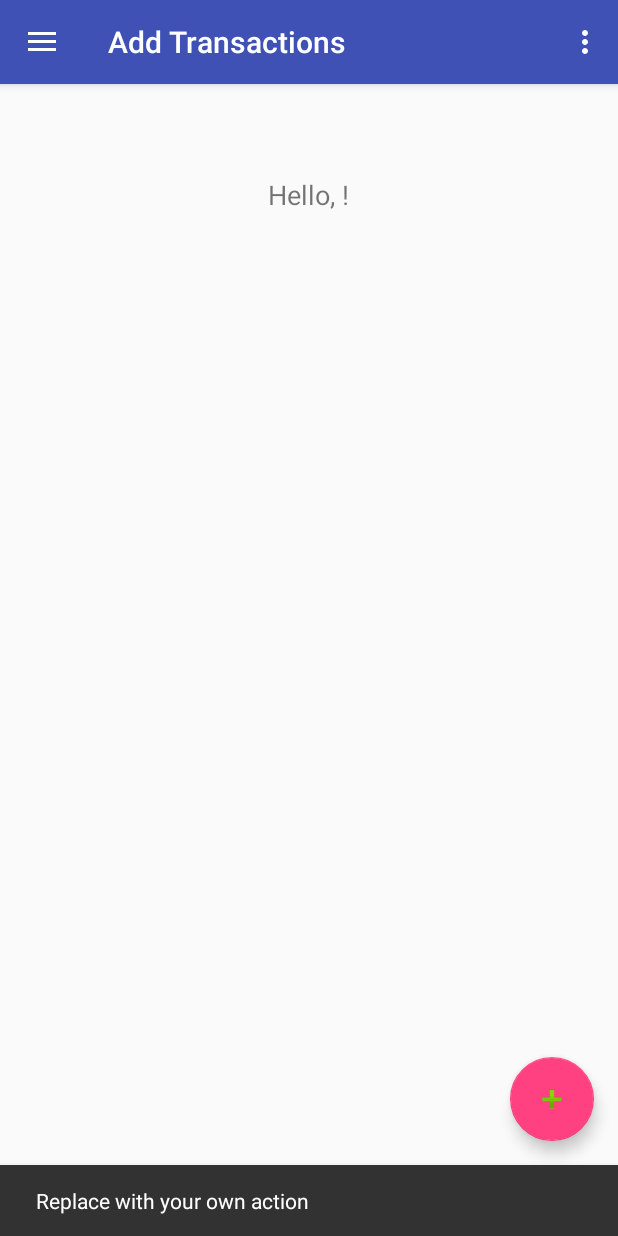
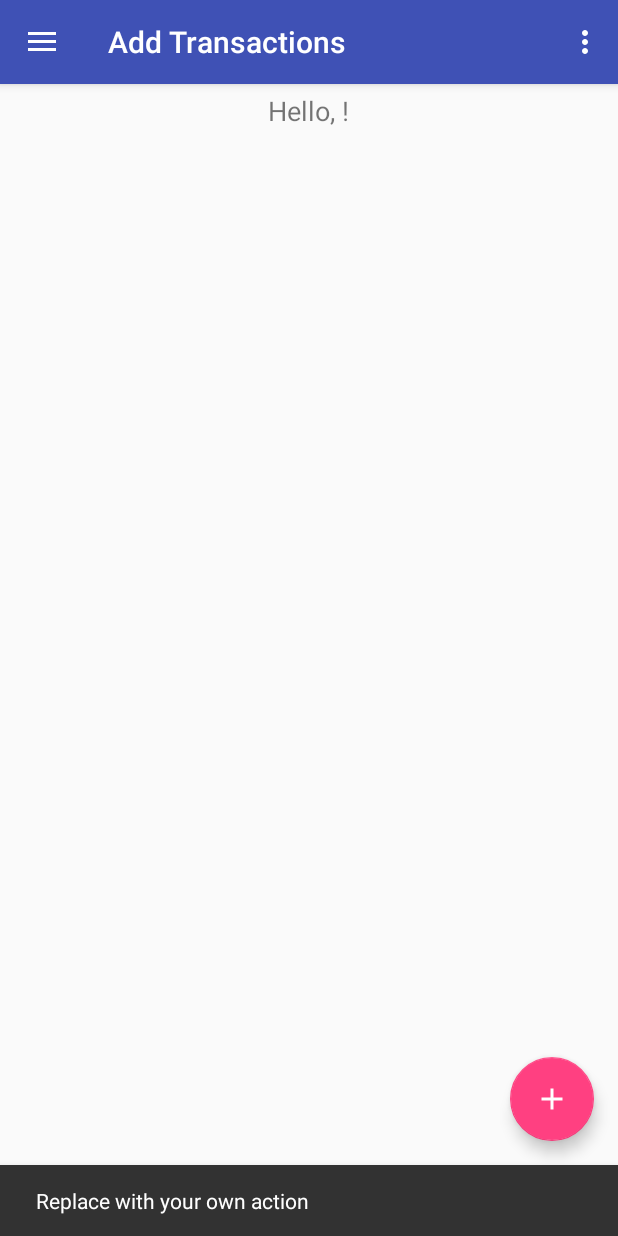
Before and after one commit to Tiagocv64/CashRegister, an Android app: the screen it shows after launch once a user with an empty profile is signed in (MainActivity), after a tap on an icon or button, on a phone screen of 412 x 824 dp. Run offline under Robolectric (Android 15) with nearby library versions, the light colour scheme and no system bars; our stand-ins replace Firebase (no records; nobody signed in at launch, a user with empty details on screens opened directly); libraries missing offline, so code that uses them is left out: com.afollestad.materialdialogs, com.firebase.ui; 2 statements that could not run were skipped.

Commit message:
Added AddActivity Fragment

```diff
--- a/app/src/main/AndroidManifest.xml
+++ b/app/src/main/AndroidManifest.xml
@@ -10,7 +10,6 @@
         android:label="@string/app_name"
         android:supportsRtl="true"
         android:theme="@style/AppTheme">
-
         <activity android:name=".Auth" />
         <activity
             android:name="com.facebook.CustomTabActivity"
@@ -33,6 +32,14 @@
                 <category android:name="android.intent.category.LAUNCHER" />
             </intent-filter>
         </activity>
+        <activity
+            android:name=".AddActivity"
+            android:label="@string/title_activity_add"
+            android:theme="@style/AppTheme.NoActionBar">
+            <meta-data
+                android:name="android.support.PARENT_ACTIVITY"
+                android:value=".MainActivity" />
+        </activity>
     </application>
 
 </manifest>
--- /dev/null
+++ b/app/src/main/java/com/creation/tiagocv/cashregister/AddActivity.java
@@ -0,0 +1,51 @@
+package com.creation.tiagocv.cashregister;
+
+import android.app.Fragment;
+import android.os.Bundle;
+import android.support.design.widget.FloatingActionButton;
+import android.support.design.widget.Snackbar;
+import android.support.v7.app.AppCompatActivity;
+import android.support.v7.widget.Toolbar;
+import android.util.Log;
+import android.view.LayoutInflater;
+import android.view.View;
+import android.view.ViewGroup;
+import android.widget.TextView;
+
+import com.google.firebase.auth.FirebaseAuth;
+import com.google.firebase.auth.FirebaseUser;
+
+public class AddActivity extends Fragment {
+
+    public static AddActivity newInstance() {
+        AddActivity fragment = new AddActivity();
+        return fragment;
+    }
+
+    @Override
+    public View onCreateView(LayoutInflater inflater, ViewGroup container, Bundle savedInstanceState) {
+        View view = inflater.inflate(R.layout.activity_add, container, false);
+        //Toolbar toolbar = (Toolbar) view.findViewById(R.id.toolbar);
+        //toolbar.setTitle("Add Transactions");
+        //setSupportActionBar(toolbar);
+
+        FloatingActionButton fab = (FloatingActionButton) view.findViewById(R.id.fab);
+        fab.setOnClickListener(new View.OnClickListener() {
+            @Override
+            public void onClick(View view) {
+                Snackbar.make(view, "Replace with your own action", Snackbar.LENGTH_LONG)
+                        .setAction("Action", null).show();
+            }
+        });
+
+        Log.d("DEBUG", "ADDACTIVITY!!!!!!!!!!!!!!!!!!!!!!!!");
+        FirebaseUser user = FirebaseAuth.getInstance().getCurrentUser();
+
+        // TextView teste: Mostra o nome do usuário
+        TextView test = (TextView) view.findViewById(R.id.test_textview);
+        test.setText("Hello, " + user.getDisplayName() + "!");
+
+        return view;
+    }
+
+}
--- a/app/src/main/java/com/creation/tiagocv/cashregister/Auth.java
+++ b/app/src/main/java/com/creation/tiagocv/cashregister/Auth.java
@@ -46,7 +46,7 @@ public class Auth extends AppCompatActivity {
 
             // Successfully signed in
             if (resultCode == ResultCodes.OK) {
-                Intent myIntent = new Intent(Auth.this, MainActivity.class);
+                Intent myIntent = new Intent(Auth.this, AddActivity.class);
                 Auth.this.startActivity(myIntent);
                 finish();
                 return;
--- a/app/src/main/java/com/creation/tiagocv/cashregister/MainActivity.java
+++ b/app/src/main/java/com/creation/tiagocv/cashregister/MainActivity.java
@@ -1,5 +1,7 @@
 package com.creation.tiagocv.cashregister;
 
+import android.app.Fragment;
+import android.app.FragmentManager;
 import android.content.Intent;
 import android.os.Bundle;
 import android.support.annotation.NonNull;
@@ -46,22 +48,13 @@ public class MainActivity extends AppCompatActivity
         toolbar.setTitle("Add Transactions");
         setSupportActionBar(toolbar);
 
+
         // Ativa a funcionalidade offline da firebase database
         // O boolean calledAlready é necessário pois se a app voltar a correr esta linha na mesma sessão, crasha
         if (!calledAlready) {
             FirebaseDatabase.getInstance().setPersistenceEnabled(true);
             calledAlready = true;
         }
-
-        // FloatingActionButton
-        FloatingActionButton fab = (FloatingActionButton) findViewById(R.id.fab);
-        fab.setOnClickListener(new View.OnClickListener() {
-            @Override
-            public void onClick(View view) {
-                Snackbar.make(view, "Replace with your own action", Snackbar.LENGTH_LONG)
-                        .setAction("Action", null).show();
-            }
-        });
 
         // Inicialização do hamburger menu - gerado automaticamente
         DrawerLayout drawer = (DrawerLayout) findViewById(R.id.drawer_layout);
@@ -80,8 +73,8 @@ public class MainActivity extends AppCompatActivity
             FirebaseUser user = auth.getCurrentUser();
 
             // TextView teste: Mostra o nome do usuário
-            TextView test = (TextView) findViewById(R.id.test_textview);
-            test.setText("Hello, " + user.getDisplayName() + "!");
+            //TextView test = (TextView) findViewById(R.id.test_textview);
+            //test.setText("Hello, " + user.getDisplayName() + "!");
 
             // Buscar a View dentro do hamburger menu
             View hView =  navigationView.getHeaderView(0);
@@ -92,6 +85,7 @@ public class MainActivity extends AppCompatActivity
         } else {
             Intent myIntent = new Intent(this, Auth.class);
             this.startActivity(myIntent);
+            finish();
         }
 
         // Buscar os dados do usuário
@@ -163,6 +157,9 @@ public class MainActivity extends AppCompatActivity
             }
         };
         regRef.addValueEventListener(postListener2);
+
+        MenuItem addItem = (MenuItem) navigationView.getMenu().getItem(0);
+        onNavigationItemSelected(addItem);
 
 
     }
@@ -266,9 +263,16 @@ public class MainActivity extends AppCompatActivity
         // Ações a fazer para cada um dos botões do hamburger menu
         if (id == R.id.nav_logOut) {
             signOut();
-        } /**else if (id == R.id.nav_gallery) {
+        } else if (id == R.id.nav_add) {
+            // Create a new fragment and specify the planet to show based on position
+            Fragment fragment = new AddActivity();
 
-        } else if (id == R.id.nav_slideshow) {
+            // Insert the fragment by replacing any existing fragment
+            FragmentManager fragmentManager = getFragmentManager();
+            fragmentManager.beginTransaction()
+                    .replace(R.id.content_frame, fragment)
+                    .commit();
+        } /**else if (id == R.id.nav_slideshow) {
 
         } else if (id == R.id.nav_manage) {
 
--- /dev/null
+++ b/app/src/main/res/layout/activity_add.xml
@@ -0,0 +1,20 @@
+<?xml version="1.0" encoding="utf-8"?>
+<android.support.design.widget.CoordinatorLayout xmlns:android="http://schemas.android.com/apk/res/android"
+    xmlns:app="http://schemas.android.com/apk/res-auto"
+    xmlns:tools="http://schemas.android.com/tools"
+    android:layout_width="match_parent"
+    android:layout_height="match_parent"
+    android:fitsSystemWindows="true"
+    tools:context="com.creation.tiagocv.cashregister.AddActivity">
+
+    <include layout="@layout/content_add" />
+
+    <android.support.design.widget.FloatingActionButton
+        android:id="@+id/fab"
+        android:layout_width="wrap_content"
+        android:layout_height="wrap_content"
+        android:layout_gravity="bottom|end"
+        android:layout_margin="@dimen/fab_margin"
+        app:srcCompat="@drawable/fab_add" />
+
+</android.support.design.widget.CoordinatorLayout>
--- a/app/src/main/res/layout/activity_main.xml
+++ b/app/src/main/res/layout/activity_main.xml
@@ -11,7 +11,7 @@
     <include
         layout="@layout/app_bar_main"
         android:layout_width="match_parent"
-        android:layout_height="match_parent" />
+        android:layout_height="match_parent"></include>
 
     <android.support.design.widget.NavigationView
         android:id="@+id/nav_view"
--- a/app/src/main/res/layout/app_bar_main.xml
+++ b/app/src/main/res/layout/app_bar_main.xml
@@ -21,14 +21,9 @@
 
     </android.support.design.widget.AppBarLayout>
 
-    <include layout="@layout/content_main" />
-
-    <android.support.design.widget.FloatingActionButton
-        android:id="@+id/fab"
-        android:layout_width="wrap_content"
-        android:layout_height="wrap_content"
-        android:layout_gravity="bottom|end"
-        android:layout_margin="@dimen/fab_margin"
-        app:srcCompat="@android:drawable/ic_input_add" />
+    <FrameLayout
+        android:id="@+id/content_frame"
+        android:layout_width="match_parent"
+        android:layout_height="match_parent" />
 
 </android.support.design.widget.CoordinatorLayout>
--- /dev/null
+++ b/app/src/main/res/layout/content_add.xml
@@ -0,0 +1,26 @@
+<?xml version="1.0" encoding="utf-8"?>
+<RelativeLayout xmlns:android="http://schemas.android.com/apk/res/android"
+    xmlns:app="http://schemas.android.com/apk/res-auto"
+    xmlns:tools="http://schemas.android.com/tools"
+    android:id="@+id/content_add"
+    android:layout_width="match_parent"
+    android:layout_height="match_parent"
+    android:paddingBottom="@dimen/activity_vertical_margin"
+    android:paddingLeft="@dimen/activity_horizontal_margin"
+    android:paddingRight="@dimen/activity_horizontal_margin"
+    android:paddingTop="@dimen/activity_vertical_margin"
+    app:layout_behavior="@string/appbar_scrolling_view_behavior"
+    tools:context="com.creation.tiagocv.cashregister.AddActivity"
+    tools:showIn="@layout/activity_add">
+
+    <TextView
+        android:id="@+id/test_textview"
+        android:layout_width="wrap_content"
+        android:layout_height="wrap_content"
+        android:text="Hello, User!"
+        android:textSize="18sp"
+        android:layout_alignParentTop="true"
+        android:layout_centerHorizontal="true"
+        android:layout_marginTop="45dp" />
+
+</RelativeLayout>
--- a/app/src/main/res/values/strings.xml
+++ b/app/src/main/res/values/strings.xml
@@ -8,4 +8,5 @@
     <string name="navigation_drawer_close">Close navigation drawer</string>
 
     <string name="action_settings">Settings</string>
+    <string name="title_activity_add">AddActivity</string>
 </resources>
```
Also changed, not shown: app/src/main/res/drawable/fab_add.png (added).
